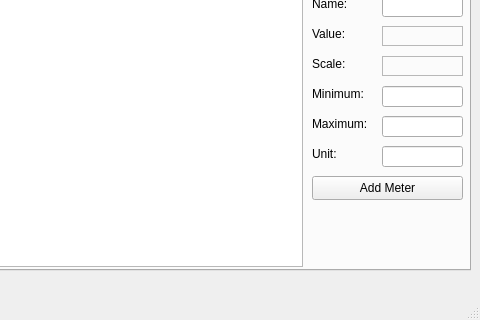
Rolloke/GUI-Apps, file Qt/PV_View/mainwindow.ui: the form before one commit; both pictures show x 320 to 800 and y 280 to 600 of the 800 by 600 pixel window.
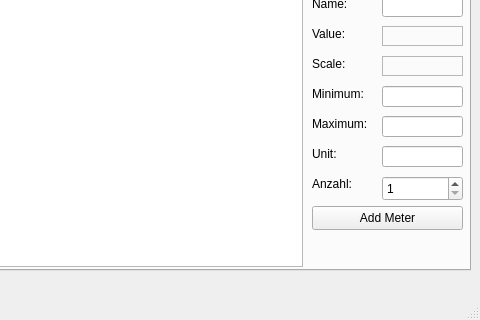
The form after the commit. The open tabs and pages were chosen to show the change.

Commit message: implemented display values functionality

Patch:
```diff
--- a/Qt/PV_View/mainwindow.ui
+++ b/Qt/PV_View/mainwindow.ui
@@ -133,7 +133,7 @@
       <property name="geometry">
        <rect>
         <x>620</x>
-        <y>430</y>
+        <y>460</y>
         <width>151</width>
         <height>24</height>
        </rect>
@@ -346,6 +346,32 @@
        <string>Pretty Name</string>
       </property>
      </widget>
+     <widget class="QSpinBox" name="edtMultipleValues">
+      <property name="geometry">
+       <rect>
+        <x>690</x>
+        <y>430</y>
+        <width>81</width>
+        <height>25</height>
+       </rect>
+      </property>
+      <property name="minimum">
+       <number>1</number>
+      </property>
+     </widget>
+     <widget class="QLabel" name="labelMultipeValues">
+      <property name="geometry">
+       <rect>
+        <x>620</x>
+        <y>430</y>
+        <width>58</width>
+        <height>16</height>
+       </rect>
+      </property>
+      <property name="text">
+       <string>Anzahl:</string>
+      </property>
+     </widget>
     </widget>
     <widget class="QWidget" name="tabMeter">
      <attribute name="title">
```
Left out of the diff: 7 changed lines with no effect on the pictures. The commit also changes 4 other files.
